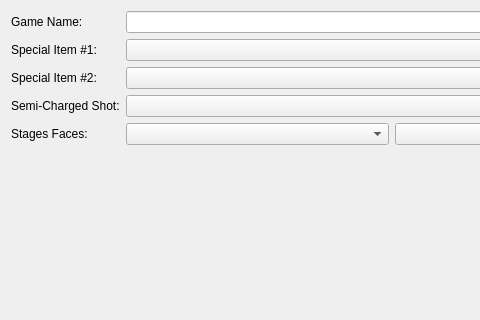
The window that editor/mainwindow_tab/game_properties_tab.ui (protoman/rockbot) describes before a commit, drawn with Qt 5; both pictures show x 0 to 480 and y 0 to 320 of the 669 by 437 pixel window.
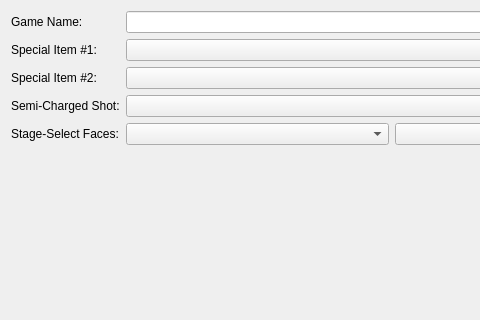
The same window after the commit.

Commit message: - clear text in editor on stage-select faces and in-stage dialogs - clean template

Diff of the .ui file:
```diff
--- a/editor/mainwindow_tab/game_properties_tab.ui
+++ b/editor/mainwindow_tab/game_properties_tab.ui
@@ -62,7 +62,7 @@
      <item row="4" column="0">
       <widget class="QLabel" name="label_4">
        <property name="text">
-        <string>Stages Faces:</string>
+        <string>Stage-Select Faces:</string>
        </property>
       </widget>
      </item>
```
The commit also changes 116 other files.
